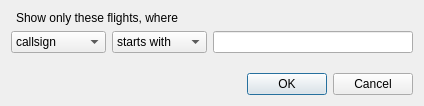
Above: source/ui/resources/filterdialog.ui from kariczek/Vatsinator before the change. Below: the same form after it.
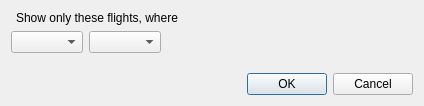
That is the form after the change. Icons and pictures are not drawn.

Commit message: Further development. - Rule changed to QVariant; - Ctrl+F enables filter mode; - FilterDialog has StackedWidget - LineEdit+SpinBox.

Patch:
```diff
--- a/source/ui/resources/filterdialog.ui
+++ b/source/ui/resources/filterdialog.ui
@@ -41,57 +41,13 @@
    <item>
     <layout class="QHBoxLayout" name="horizontalLayout_2">
      <item>
-      <widget class="QComboBox" name="FieldBeginComboBox">
-       <item>
-        <property name="text">
-         <string>callsign</string>
-        </property>
-       </item>
-      </widget>
+      <widget class="QComboBox" name="FieldBeginComboBox"/>
      </item>
      <item>
-      <widget class="QComboBox" name="FieldEndComboBox">
-       <item>
-        <property name="text">
-         <string>starts with</string>
-        </property>
-       </item>
-       <item>
-        <property name="text">
-         <string>contains</string>
-        </property>
-       </item>
-       <item>
-        <property name="text">
-         <string>ends with</string>
-        </property>
-       </item>
-      </widget>
+      <widget class="QComboBox" name="FieldEndComboBox"/>
      </item>
      <item>
-      <widget class="QLineEdit" name="RuleLineEdit">
-       <property name="sizePolicy">
-        <sizepolicy hsizetype="Preferred" vsizetype="Fixed">
-         <horstretch>0</horstretch>
-         <verstretch>0</verstretch>
-        </sizepolicy>
-       </property>
-       <property name="minimumSize">
-        <size>
-         <width>200</width>
-         <height>0</height>
-        </size>
-       </property>
-       <property name="maximumSize">
-        <size>
-         <width>200</width>
-         <height>16777215</height>
-        </size>
-       </property>
-       <property name="maxLength">
-        <number>8</number>
-       </property>
-      </widget>
+      <widget class="QStackedWidget" name="RuleEdit"/>
      </item>
     </layout>
    </item>
```
The commit also changes 13 other files.
